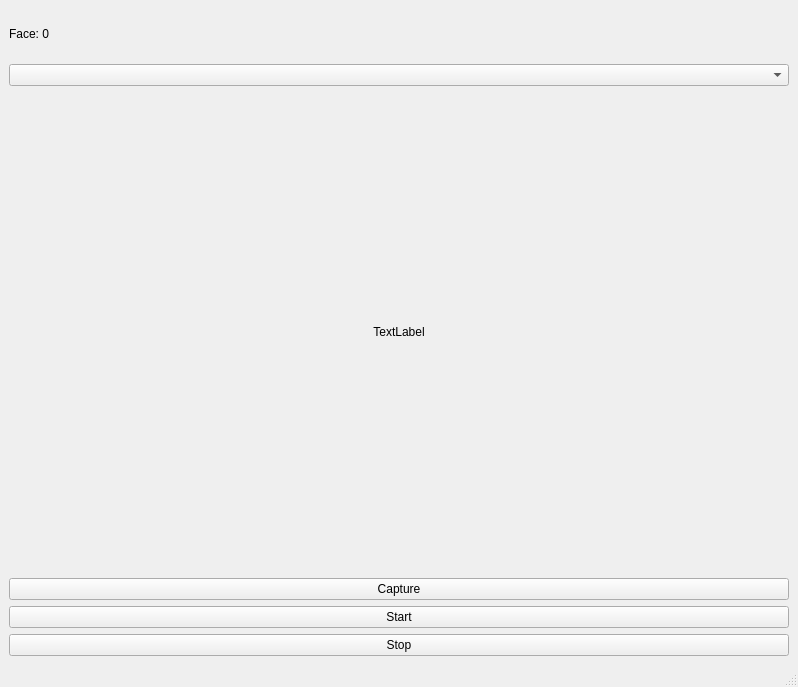
Old version of the form mainwindow.ui in the repository manavmax/FaceDetector.
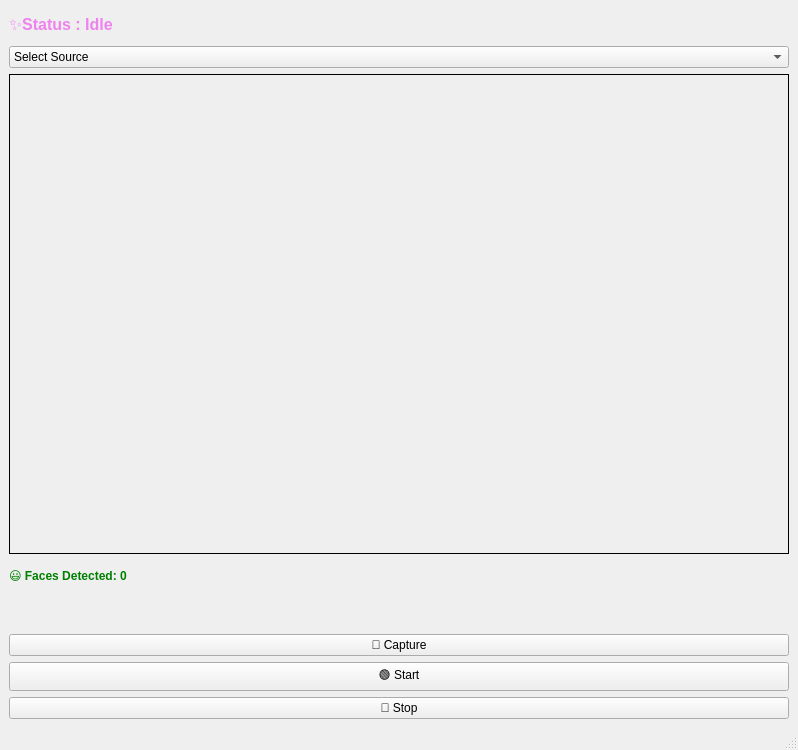
New version of the form.

Commit message: Initial commit of FaceDetector Qt project

What changed in the file:
```diff
--- a/mainwindow.ui
+++ b/mainwindow.ui
@@ -7,25 +7,50 @@
     <x>0</x>
     <y>0</y>
     <width>798</width>
-    <height>687</height>
+    <height>750</height>
    </rect>
   </property>
   <property name="windowTitle">
    <string>MainWindow</string>
   </property>
   <widget class="QWidget" name="centralwidget">
-   <layout class="QVBoxLayout" name="verticalLayout_2">
+   <layout class="QHBoxLayout" name="horizontalLayout">
     <item>
      <layout class="QVBoxLayout" name="verticalLayout">
       <item>
-       <widget class="QLabel" name="faceCountLabel">
+       <widget class="QLabel" name="statusLabel">
+        <property name="font">
+         <font>
+          <pointsize>12</pointsize>
+          <bold>true</bold>
+         </font>
+        </property>
+        <property name="styleSheet">
+         <string notr="true">color: violet;</string>
+        </property>
         <property name="text">
-         <string>Face: 0</string>
+         <string>✨Status : Idle</string>
         </property>
        </widget>
       </item>
       <item>
-       <widget class="QComboBox" name="sourceComboBox"/>
+       <widget class="QComboBox" name="sourceComboBox">
+        <item>
+         <property name="text">
+          <string>Select Source</string>
+         </property>
+        </item>
+        <item>
+         <property name="text">
+          <string>WebCam</string>
+         </property>
+        </item>
+        <item>
+         <property name="text">
+          <string>LocalFiles</string>
+         </property>
+        </item>
+       </widget>
       </item>
       <item>
        <widget class="QLabel" name="videoLabel">
@@ -35,32 +60,53 @@
           <height>480</height>
          </size>
         </property>
-        <property name="text">
-         <string>TextLabel</string>
+        <property name="frameShape">
+         <enum>QFrame::Shape::Box</enum>
         </property>
         <property name="alignment">
          <set>Qt::AlignmentFlag::AlignCenter</set>
         </property>
        </widget>
       </item>
+      <item>
+       <widget class="QLabel" name="faceCountLabel">
+        <property name="font">
+         <font>
+          <bold>true</bold>
+         </font>
+        </property>
+        <property name="styleSheet">
+         <string notr="true">color: green;</string>
+        </property>
+        <property name="text">
+         <string>😃 Faces Detected: 0</string>
+        </property>
+       </widget>
+      </item>
+      <item>
+       <widget class="QWidget" name="thumbnailFrame" native="true"/>
+      </item>
+      <item>
+       <layout class="QHBoxLayout" name="thumbnailContainer"/>
+      </item>
       <item>
        <widget class="QPushButton" name="captureButton">
         <property name="text">
-         <string>Capture</string>
+         <string>📸 Capture</string>
         </property>
        </widget>
       </item>
       <item>
        <widget class="QPushButton" name="startButton">
         <property name="text">
-         <string>Start</string>
+         <string>🟢 Start</string>
         </property>
        </widget>
       </item>
       <item>
        <widget class="QPushButton" name="stopButton">
         <property name="text">
-         <string>Stop</string>
+         <string>🔴 Stop</string>
         </property>
        </widget>
       </item>
```
Left out of the diff: 2 changed lines with no effect on the pictures. The commit also changes 137 other files.
